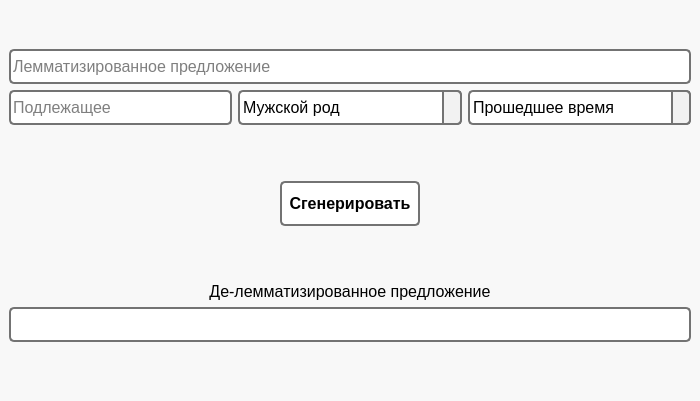
Before: the Qt Designer form ui/design.ui in Klemma/ML_Project, drawn with Qt 5.
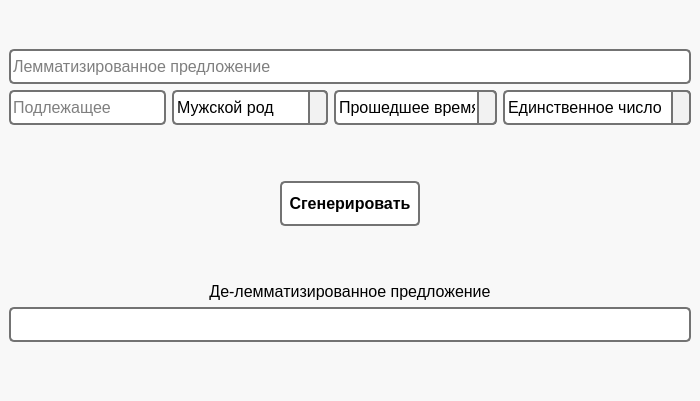
After: the same form once the commit is applied. Icons and pictures are not drawn.

The edit to the form file:
```diff
--- a/ui/design.ui
+++ b/ui/design.ui
@@ -93,7 +93,7 @@
         </item>
         <item>
          <layout class="QHBoxLayout" name="attributes_layout">
-          <item alignment="Qt::AlignTop">
+          <item>
            <widget class="QLineEdit" name="nsubj_input_line">
             <property name="sizePolicy">
              <sizepolicy hsizetype="Preferred" vsizetype="Fixed">
@@ -252,6 +252,64 @@
             </item>
            </widget>
           </item>
+          <item>
+           <widget class="QComboBox" name="number_input_comboBox">
+            <property name="minimumSize">
+             <size>
+              <width>0</width>
+              <height>35</height>
+             </size>
+            </property>
+            <property name="font">
+             <font>
+              <family>Tahoma</family>
+              <pointsize>12</pointsize>
+             </font>
+            </property>
+            <property name="styleSheet">
+             <string notr="true">QComboBox {
+	background: white;
+	border-style: solid;
+	border-width: 2px;
+	border-color: rgb(115, 115, 115);
+	border-radius: 5px;
+}
+
+QComboBox::drop-down {
+	background: rgb(242, 242, 242);
+	border-width: 2px;
+	border-color: rgb(115, 115, 115);
+	border-top-right-radius: 5px;
+	border-bottom-right-radius: 5px;
+	border-style: solid;
+	margin: -2px;
+}
+
+QComboBox::drop-down:pressed {
+	margin: 0.001px;
+}
+
+QComboBox::down-arrow {
+	image: url(:/images/down-arrow.png);
+}</string>
+            </property>
+            <item>
+             <property name="text">
+              <string>Единственное число</string>
+             </property>
+            </item>
+            <item>
+             <property name="text">
+              <string>Множественное число</string>
+             </property>
+            </item>
+            <item>
+             <property name="text">
+              <string>Неопределенное</string>
+             </property>
+            </item>
+           </widget>
+          </item>
          </layout>
         </item>
         <item>
```
Left out of the diff: 4 changed lines with no effect on the pictures.
